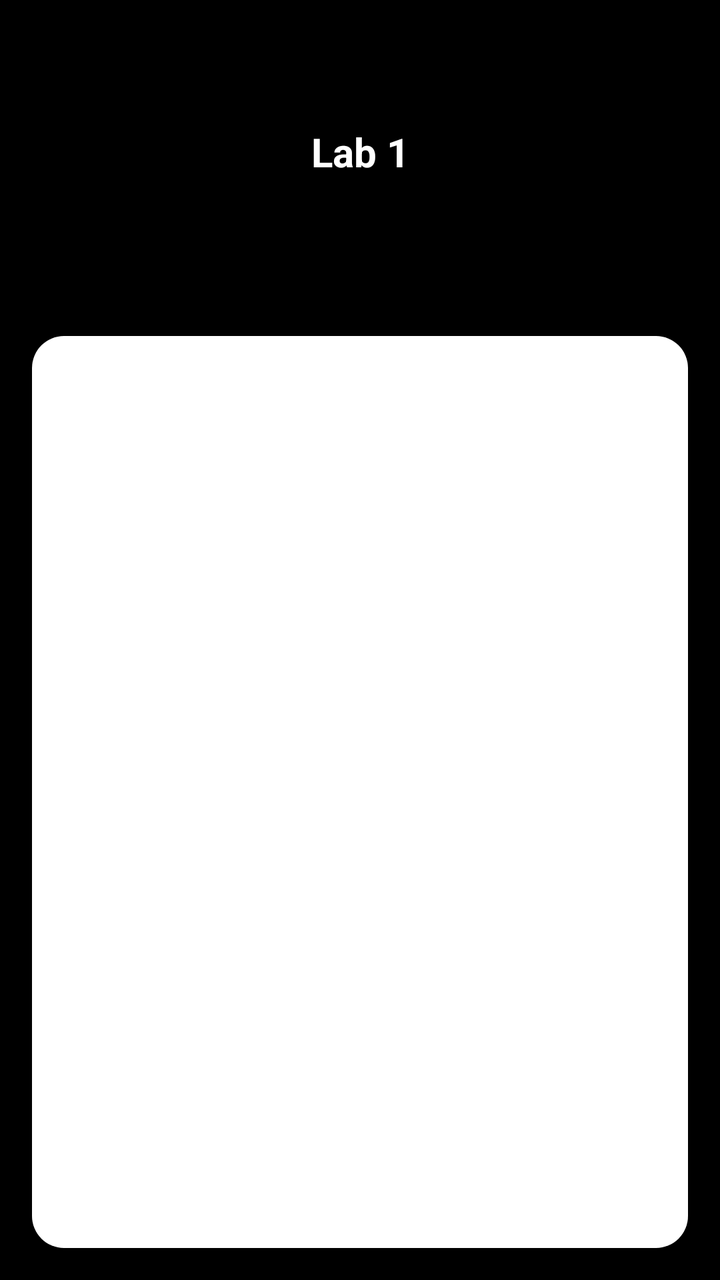
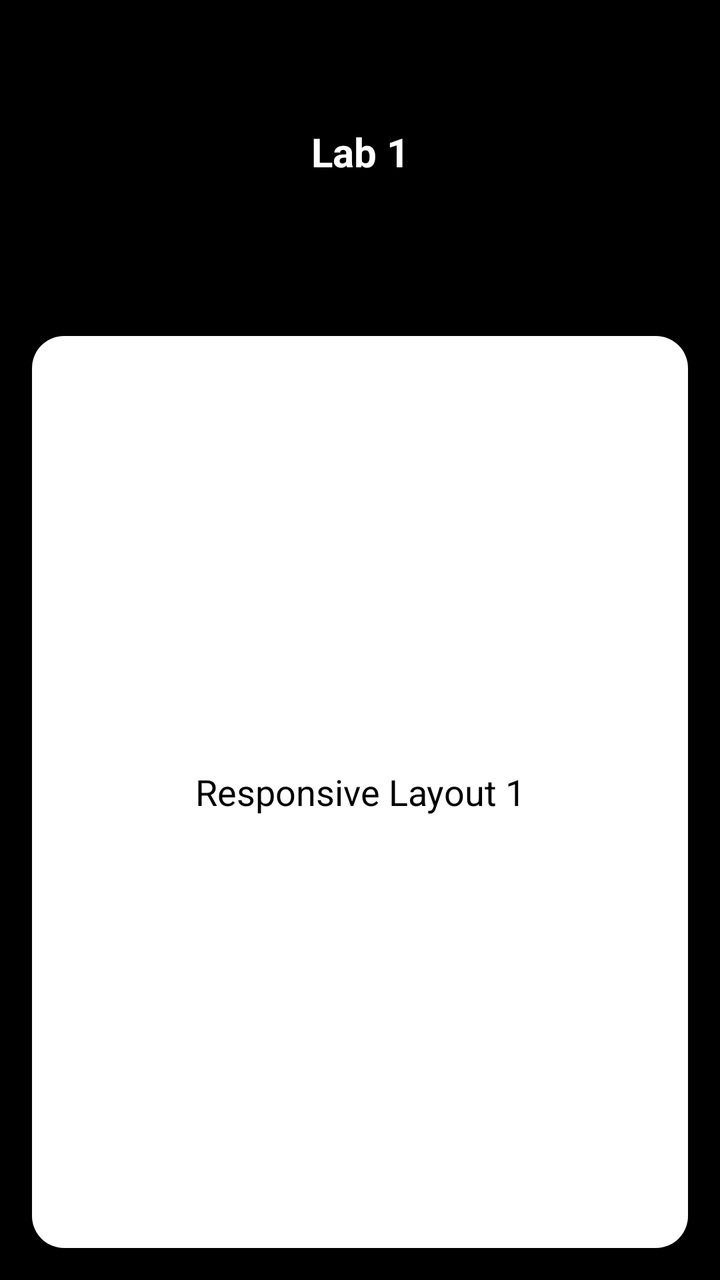

Screens rendered from an Android XML layout before and after an edit, with the pre-edit source and the edit as a unified diff.
<!-- AndroidManifest.xml: application theme Theme.P1 -->
<!-- res/layout/activity_main.xml -->
<?xml version="1.0" encoding="utf-8"?>
<LinearLayout xmlns:android="http://schemas.android.com/apk/res/android"
    android:layout_width="match_parent"
    android:layout_height="match_parent"
    android:orientation="vertical"
    android:background="#000000">
    <TextView
        android:id="@+id/tvLabTitle"
        android:layout_width="match_parent"
        android:layout_height="0dp"
        android:layout_weight="1"
        android:gravity="center"
        android:text="Lab 1"
        android:textColor="#FFFFFF"
        android:textSize="20sp"
        android:textStyle="bold" />
    <LinearLayout
        android:id="@+id/cardContainer"
        android:layout_width="match_parent"
        android:layout_height="0dp"
        android:layout_weight="3"
        android:layout_margin="16dp"
        android:background="@drawable/card_bg"
        android:orientation="vertical">

    </LinearLayout>
</LinearLayout>
<!-- resources referenced by this layout -->
<resources>
  <!-- drawable card_bg (drawable) -->
  <?xml version="1.0" encoding="utf-8"?>
  <shape xmlns:android="http://schemas.android.com/apk/res/android">
      <solid android:color="#FFFFFF" />
      <corners android:radius="16dp" />
  </shape>
  <style name="Theme.P1" parent="Base.Theme.P1" />
  <style name="Base.Theme.P1" parent="Theme.Material3.DayNight.NoActionBar">
          
          
      </style>
</resources>

<!-- the commit's change to res/layout/activity_main.xml (unified diff, before → after) -->
@@ -22,6 +22,14 @@
         android:layout_margin="16dp"
         android:background="@drawable/card_bg"
         android:orientation="vertical">
-
+        <TextView
+            android:id="@+id/tvResponsiveTitle"
+            android:layout_width="match_parent"
+            android:layout_height="0dp"
+            android:layout_weight="1"
+            android:gravity="center"
+            android:text="Responsive Layout 1"
+            android:textColor="#000000"
+            android:textSize="18sp" />
     </LinearLayout>
 </LinearLayout>
